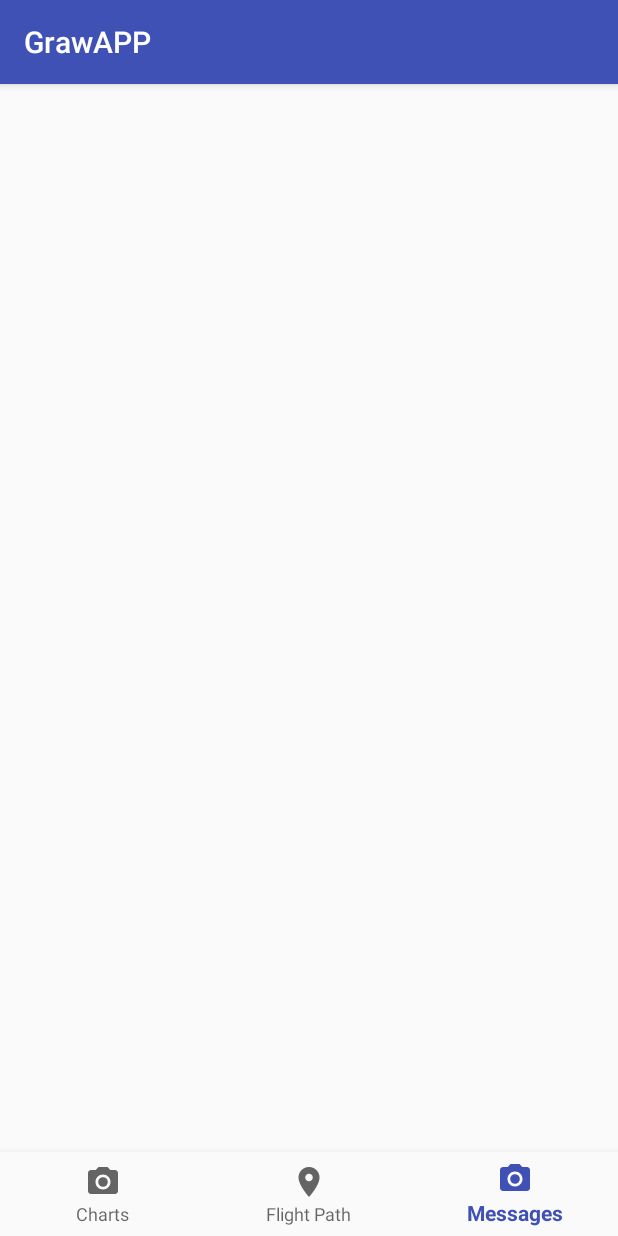
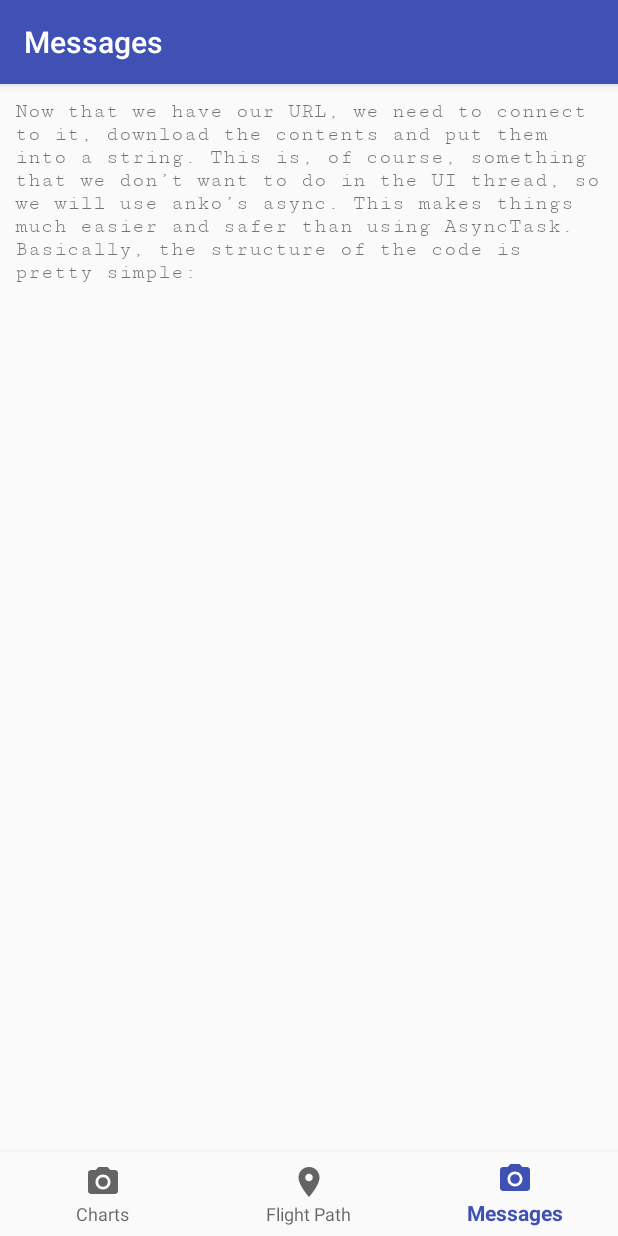
Before and after one commit to Alexi71/GrawAppAndroid, an Android app: the fragment FlightOverviewFragment shown on its own in the app's theme, item 3 of the bottom bar chosen, on a phone screen of 412 x 824 dp. Run offline under Robolectric (Android 15) with nearby library versions, the phone set to English and light mode, and no system bars; our stand-ins replace EventBus, Firebase (no records; nobody signed in at launch, a user with empty details on screens opened directly); 6 statements that could not run were skipped.

Commit message:
messages

```diff
--- a/app/src/main/java/de/graw/android/grawapp/FlightOverviewFragment.kt
+++ b/app/src/main/java/de/graw/android/grawapp/FlightOverviewFragment.kt
@@ -1,10 +1,7 @@
 package de.graw.android.grawapp
 
 
-import android.app.Application
 import android.app.ProgressDialog
-import android.content.Context
-import android.graphics.Color
 import android.os.Bundle
 import android.support.design.widget.BottomNavigationView
 import android.support.v4.app.Fragment
@@ -15,18 +12,13 @@ import android.view.View
 import android.view.ViewGroup
 import android.widget.FrameLayout
 import com.google.firebase.storage.FirebaseStorage
-import com.syncfusion.sfbusyindicator.SfBusyIndicator
-import com.syncfusion.sfbusyindicator.enums.AnimationTypes
-import de.graw.android.grawapp.Fragment.ChartDemoFragment
 import de.graw.android.grawapp.Fragment.ChartSwipeFragment
+import de.graw.android.grawapp.Fragment.FlightPathFragment
+import de.graw.android.grawapp.Fragment.MessageSwipeFragment
 import de.graw.android.grawapp.controller.InputDataController
-import de.graw.android.grawapp.dataBase.DbFlightDataManager
 import de.graw.android.grawapp.dataBase.TableHelper
 import de.graw.android.grawapp.model.FlightData
 import de.graw.android.grawapp.model.MessageEvent
-import kotlinx.coroutines.experimental.android.UI
-import kotlinx.coroutines.experimental.async
-import kotlinx.coroutines.experimental.launch
 import org.greenrobot.eventbus.EventBus
 import org.greenrobot.eventbus.Subscribe
 import org.jetbrains.anko.doAsync
@@ -53,6 +45,7 @@ class FlightOverviewFragment : Fragment() {
     private var mParam2: String? = null
 
     var chartFragment = ChartSwipeFragment()
+    var flightPathFragment = FlightPathFragment()
     var flightData: FlightData? = null
     var inputDataController:InputDataController? = null
     var frameLayout:FrameLayout? = null
@@ -80,7 +73,18 @@ class FlightOverviewFragment : Fragment() {
 
         bottomNavigation!!.setOnNavigationItemSelectedListener (object:BottomNavigationView.OnNavigationItemSelectedListener{
             override fun onNavigationItemSelected(item: MenuItem): Boolean {
-                Log.i("test","${item.itemId}")
+                Log.i("test","${item.title}")
+                when(item.itemId){
+                    R.id.action_chart -> {
+                       loadChartFragment()
+                    }
+                    R.id.action_path -> {
+                        loadPathFragment()
+                    }
+                    R.id.action_message -> {
+                        loadMessageFragment()
+                    }
+                }
                 return true
             }
         })
@@ -129,7 +133,7 @@ class FlightOverviewFragment : Fragment() {
         if(dataList.size > 0) {
             inputDataController = InputDataController()
             inputDataController!!.dataList = dataList
-            loadFragment()
+            loadChartFragment()
             Log.i("test","load from db was sucessfully")
             return true
         }
@@ -154,7 +158,7 @@ class FlightOverviewFragment : Fragment() {
                             val db = TableHelper(context)
                              db.insertFlightData(inputDataController!!.dataList!!, flightData!!.key)
                         }
-                        loadFragment()
+                        loadChartFragment()
                     }
 
                    /* val gson = Gson()
@@ -187,7 +191,7 @@ class FlightOverviewFragment : Fragment() {
                 }
     }
 
-    private fun loadFragment() {
+    private fun loadChartFragment() {
         frameLayout!!.removeAllViews()
         val bundle = Bundle()
         bundle.putSerializable("inputdata", inputDataController!!.dataList as Serializable)
@@ -195,7 +199,33 @@ class FlightOverviewFragment : Fragment() {
         chartFragment.arguments = bundle
         val transAction = fragmentManager.beginTransaction()
         transAction.replace(R.id.pageViewArea, chartFragment)
-                .addToBackStack(null)
+                //.addToBackStack(null)
+                .commit()
+
+    }
+
+    private fun loadPathFragment() {
+        frameLayout!!.removeAllViews()
+        val bundle = Bundle()
+        bundle.putSerializable("inputdata", inputDataController!!.dataList as Serializable)
+        flightPathFragment = FlightPathFragment()
+        flightPathFragment.arguments = bundle
+        val transAction = fragmentManager.beginTransaction()
+        transAction.replace(R.id.pageViewArea, flightPathFragment)
+                //.addToBackStack(null)
+                .commit()
+
+    }
+
+    private fun loadMessageFragment() {
+        frameLayout!!.removeAllViews()
+        val bundle = Bundle()
+        bundle.putSerializable("flightData", flightData )
+        val frm = MessageSwipeFragment()
+        frm.arguments = bundle
+        val transAction = fragmentManager.beginTransaction()
+        transAction.replace(R.id.pageViewArea, frm)
+                //.addToBackStack(null)
                 .commit()
 
     }
--- /dev/null
+++ b/app/src/main/java/de/graw/android/grawapp/Fragment/MessageContentFragment.kt
@@ -0,0 +1,89 @@
+package de.graw.android.grawapp.Fragment
+
+
+import android.os.Bundle
+import android.support.v4.app.Fragment
+import android.view.LayoutInflater
+import android.view.View
+import android.view.ViewGroup
+import android.widget.TextView
+
+import de.graw.android.grawapp.R
+import org.jetbrains.anko.doAsync
+import org.jetbrains.anko.uiThread
+import java.net.URL
+
+
+/**
+ * A simple [Fragment] subclass.
+ * Use the [MessageContentFragment.newInstance] factory method to
+ * create an instance of this fragment.
+ */
+class MessageContentFragment : Fragment() {
+
+    // TODO: Rename and change types of parameters
+    private var mParam1: String? = null
+    private var mParam2: String? = null
+    private var textView:TextView? = null
+
+
+    override fun onCreate(savedInstanceState: Bundle?) {
+        super.onCreate(savedInstanceState)
+        if (arguments != null) {
+            mParam1 = arguments.getString(ARG_PARAM1)
+            mParam2 = arguments.getString(ARG_PARAM2)
+        }
+    }
+
+    override fun onCreateView(inflater: LayoutInflater?, container: ViewGroup?,
+                              savedInstanceState: Bundle?): View? {
+        // Inflate the layout for this fragment
+        val view = inflater!!.inflate(R.layout.fragment_message_content, container, false)
+        textView = view.findViewById(R.id.messageContent)
+        return view
+    }
+
+    override fun onViewCreated(view: View?, savedInstanceState: Bundle?) {
+        super.onViewCreated(view, savedInstanceState)
+        val url = arguments.getString("message")
+        loadData(url)
+
+    }
+
+    private fun loadData(url:String) {
+
+        doAsync {
+            val text = URL(url).readText()
+            uiThread {
+                textView!!.text = text
+            }
+        }
+
+    }
+
+    companion object {
+        // TODO: Rename parameter arguments, choose names that match
+        // the fragment initialization parameters, e.g. ARG_ITEM_NUMBER
+        private val ARG_PARAM1 = "param1"
+        private val ARG_PARAM2 = "param2"
+
+        /**
+         * Use this factory method to create a new instance of
+         * this fragment using the provided parameters.
+         *
+         * @param param1 Parameter 1.
+         * @param param2 Parameter 2.
+         * @return A new instance of fragment MessageContentFragment.
+         */
+        // TODO: Rename and change types and number of parameters
+        fun newInstance(param1: String, param2: String): MessageContentFragment {
+            val fragment = MessageContentFragment()
+            val args = Bundle()
+            args.putString(ARG_PARAM1, param1)
+            args.putString(ARG_PARAM2, param2)
+            fragment.arguments = args
+            return fragment
+        }
+    }
+
+}// Required empty public constructor
--- /dev/null
+++ b/app/src/main/java/de/graw/android/grawapp/Fragment/MessageSwipeFragment.kt
@@ -0,0 +1,78 @@
+package de.graw.android.grawapp.Fragment
+
+
+import android.os.Bundle
+import android.support.v4.app.Fragment
+import android.support.v4.view.ViewPager
+import android.view.LayoutInflater
+import android.view.View
+import android.view.ViewGroup
+import de.graw.android.grawapp.Fragment.adapter.PageChartSwipeAdapter
+import de.graw.android.grawapp.Fragment.adapter.PageMessageSwipeAdapter
+
+import de.graw.android.grawapp.R
+import de.graw.android.grawapp.model.FlightData
+import de.graw.android.grawapp.model.InputData
+
+
+/**
+ * A simple [Fragment] subclass.
+ * Use the [MessageSwipeFragment.newInstance] factory method to
+ * create an instance of this fragment.
+ */
+class MessageSwipeFragment : Fragment() {
+
+    // TODO: Rename and change types of parameters
+    private var mParam1: String? = null
+    private var mParam2: String? = null
+    private var pageView: ViewPager? = null
+    override fun onCreate(savedInstanceState: Bundle?) {
+        super.onCreate(savedInstanceState)
+        if (arguments != null) {
+            mParam1 = arguments.getString(ARG_PARAM1)
+            mParam2 = arguments.getString(ARG_PARAM2)
+        }
+    }
+
+    override fun onCreateView(inflater: LayoutInflater?, container: ViewGroup?,
+                              savedInstanceState: Bundle?): View? {
+        // Inflate the layout for this fragment
+        val view = inflater!!.inflate(R.layout.fragment_chart_swipe, container, false)
+        pageView = view.findViewById(R.id.pageView)
+        return view
+    }
+
+    override fun onViewCreated(view: View?, savedInstanceState: Bundle?) {
+        super.onViewCreated(view, savedInstanceState)
+        activity.title = "Messages"
+        val flightData = arguments.getSerializable("flightData") as FlightData
+        val adapter = PageMessageSwipeAdapter(fragmentManager,flightData)
+        pageView!!.adapter = adapter
+    }
+
+    companion object {
+        // TODO: Rename parameter arguments, choose names that match
+        // the fragment initialization parameters, e.g. ARG_ITEM_NUMBER
+        private val ARG_PARAM1 = "param1"
+        private val ARG_PARAM2 = "param2"
+
+        /**
+         * Use this factory method to create a new instance of
+         * this fragment using the provided parameters.
+         *
+         * @param param1 Parameter 1.
+         * @param param2 Parameter 2.
+         * @return A new instance of fragment MessageSwipeFragment.
+         */
+        // TODO: Rename and change types and number of parameters
+        fun newInstance(param1: String, param2: String): MessageSwipeFragment {
+            val fragment = MessageSwipeFragment()
+            val args = Bundle()
+            args.putString(ARG_PARAM1, param1)
+            args.putString(ARG_PARAM2, param2)
+            fragment.arguments = args
+            return fragment
+        }
+    }
+
+}// Required empty public constructor
--- /dev/null
+++ b/app/src/main/java/de/graw/android/grawapp/Fragment/adapter/PageMessageSwipeAdapter.kt
@@ -0,0 +1,56 @@
+package de.graw.android.grawapp.Fragment.adapter
+
+import android.os.Bundle
+import android.support.v4.app.Fragment
+import android.support.v4.app.FragmentManager
+import android.support.v4.app.FragmentStatePagerAdapter
+import de.graw.android.grawapp.Fragment.ChartTimeFragment
+import de.graw.android.grawapp.Fragment.MessageContentFragment
+import de.graw.android.grawapp.model.FlightData
+import org.jetbrains.anko.custom.async
+import org.jetbrains.anko.doAsync
+import org.jetbrains.anko.uiThread
+import java.net.URL
+
+
+class PageMessageSwipeAdapter(fm: FragmentManager?, flightData:FlightData) : FragmentStatePagerAdapter(fm) {
+    private var flightData:FlightData
+    private var fm:FragmentManager
+
+    init {
+        this.flightData = flightData
+        this.fm  = fm!!
+    }
+
+    override fun getItem(position: Int): Fragment {
+        when(position) {
+            0-> {
+                val fragment = MessageContentFragment()
+                val bundle = Bundle()
+                bundle.putString("message",flightData.url100)
+                fragment.arguments = bundle
+                return fragment
+            }
+            1-> {
+                val fragment = MessageContentFragment()
+                val bundle = Bundle()
+                bundle.putString("message",flightData.urlEnd)
+                fragment.arguments = bundle
+                return fragment
+            }
+            else -> {
+                val fragment = MessageContentFragment()
+                val bundle = Bundle()
+                bundle.putString("message",flightData.url100)
+                fragment.arguments = bundle
+                return fragment
+            }
+        }
+    }
+
+
+
+    override fun getCount(): Int {
+        return 2
+    }
+}
--- /dev/null
+++ b/app/src/main/res/layout/fragment_message_content.xml
@@ -0,0 +1,27 @@
+<FrameLayout xmlns:android="http://schemas.android.com/apk/res/android"
+    xmlns:tools="http://schemas.android.com/tools"
+    android:layout_width="match_parent"
+    android:layout_height="match_parent"
+    tools:context="de.graw.android.grawapp.Fragment.MessageContentFragment">
+
+    <!-- TODO: Update blank fragment layout -->
+    <ScrollView
+        android:layout_width="match_parent"
+        android:layout_height="match_parent">
+
+        <LinearLayout
+            android:layout_width="match_parent"
+            android:layout_height="wrap_content"
+            android:orientation="vertical" >
+
+            <TextView
+                android:id="@+id/messageContent"
+                android:layout_width="match_parent"
+                android:layout_height="match_parent"
+                android:fontFamily="serif-monospace"
+                android:padding="10dp"
+                android:text="Now that we have our URL, we need to connect to it, download the contents and put them into a string. This is, of course, something that we don’t want to do in the UI thread, so we will use anko’s async. This makes things much easier and safer than using AsyncTask. Basically, the structure of the code is pretty simple:" />
+        </LinearLayout>
+    </ScrollView>
+
+</FrameLayout>
```
Also changed, not shown: app/src/main/java/de/graw/android/grawapp/Fragment/FlightPathFragment.kt (+57 -3 lines), app/src/main/res/layout/fragment_message_swipe.xml (added, +13 -0 lines).
